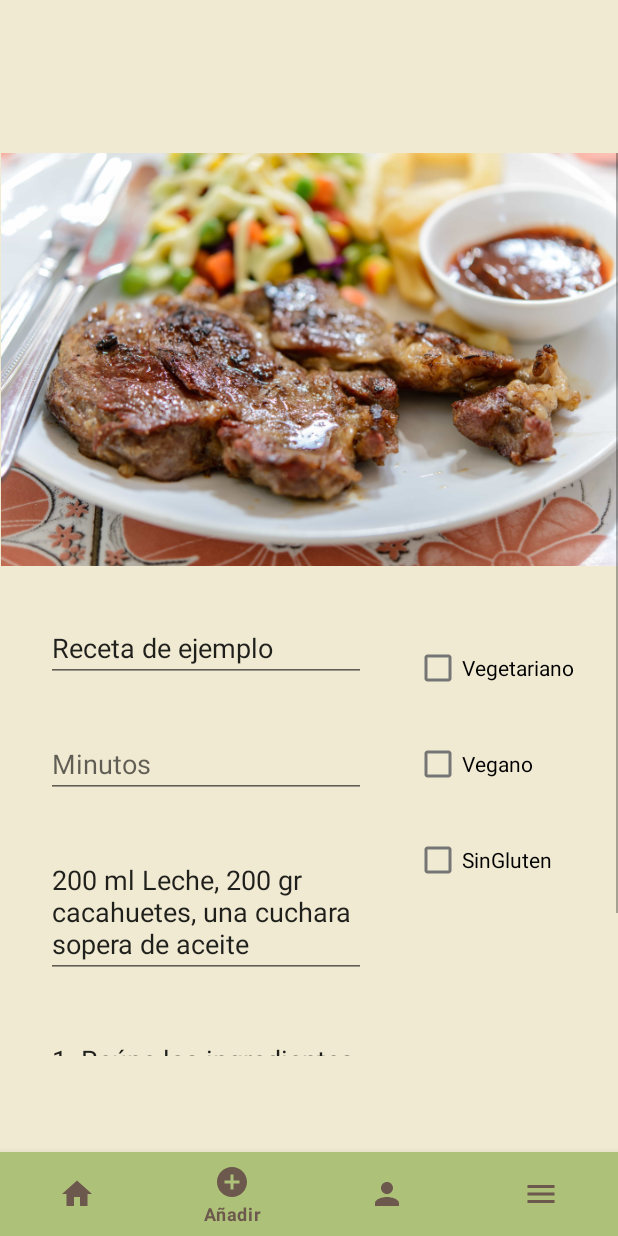
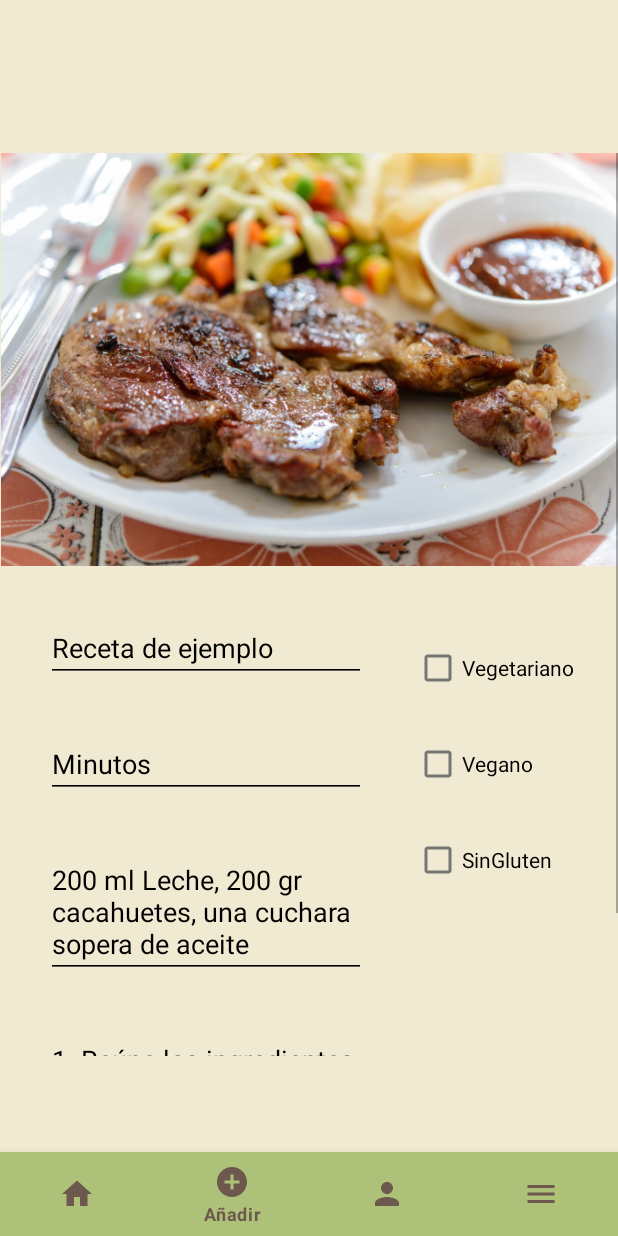
Before and after one commit to korah91/AndroidAppFinalDAS, an Android app: the AnadirReceta screen opened through its navigation route, on a phone screen of 412 x 824 dp. Run offline under Robolectric (Android 15) with nearby library versions, the phone set to English and light mode, and no system bars; our stand-ins replace Picasso, navigation-ui; pictures from the network do not load; 1 statement that could not run was skipped.

Commit message:
- Cambio de color de añadirReceta

```diff
--- a/app/src/main/res/layout/fragment_anadir_receta.xml
+++ b/app/src/main/res/layout/fragment_anadir_receta.xml
@@ -35,6 +35,9 @@
                 android:ems="10"
                 android:hint="Nombre"
                 android:inputType="textPersonName"
+                android:textColor="@color/black"
+                android:backgroundTint="@color/black"
+                android:textColorHint="@color/black"
                 app:layout_constraintStart_toStartOf="parent"
                 app:layout_constraintTop_toBottomOf="@+id/iv_imagenComida"/>
 
@@ -46,6 +49,9 @@
                 android:ems="10"
                 android:hint="Minutos"
                 android:inputType="textPersonName"
+                android:textColor="@color/black"
+                android:backgroundTint="@color/black"
+                android:textColorHint="@color/black"
                 app:layout_constraintStart_toStartOf="@+id/et_nombreReceta"
                 app:layout_constraintTop_toBottomOf="@+id/et_nombreReceta" />
 
@@ -62,6 +68,9 @@
                 android:scrollbars="vertical"
                 android:scrollbarStyle="insideInset"
                 android:scrollHorizontally="false"
+                android:textColor="@color/black"
+                android:backgroundTint="@color/black"
+                android:textColorHint="@color/black"
                 app:layout_constraintStart_toStartOf="@+id/et_minutos"
                 app:layout_constraintTop_toBottomOf="@+id/et_minutos" />
 
@@ -73,6 +82,9 @@
                 android:ems="10"
                 android:hint="Instrucciones"
                 android:inputType="textPersonName"
+                android:textColor="@color/black"
+                android:backgroundTint="@color/black"
+                android:textColorHint="@color/black"
                 app:layout_constraintStart_toStartOf="@+id/et_ingredientes"
                 app:layout_constraintTop_toBottomOf="@+id/et_ingredientes" />
 
@@ -83,6 +95,8 @@
                 android:layout_marginStart="32dp"
                 android:layout_marginTop="12dp"
                 android:text="Vegetariano"
+                android:textColor="@color/black"
+                android:backgroundTint="@color/cuatro"
                 app:layout_constraintStart_toEndOf="@+id/et_nombreReceta"
                 app:layout_constraintTop_toTopOf="@+id/et_nombreReceta" />
 
```
